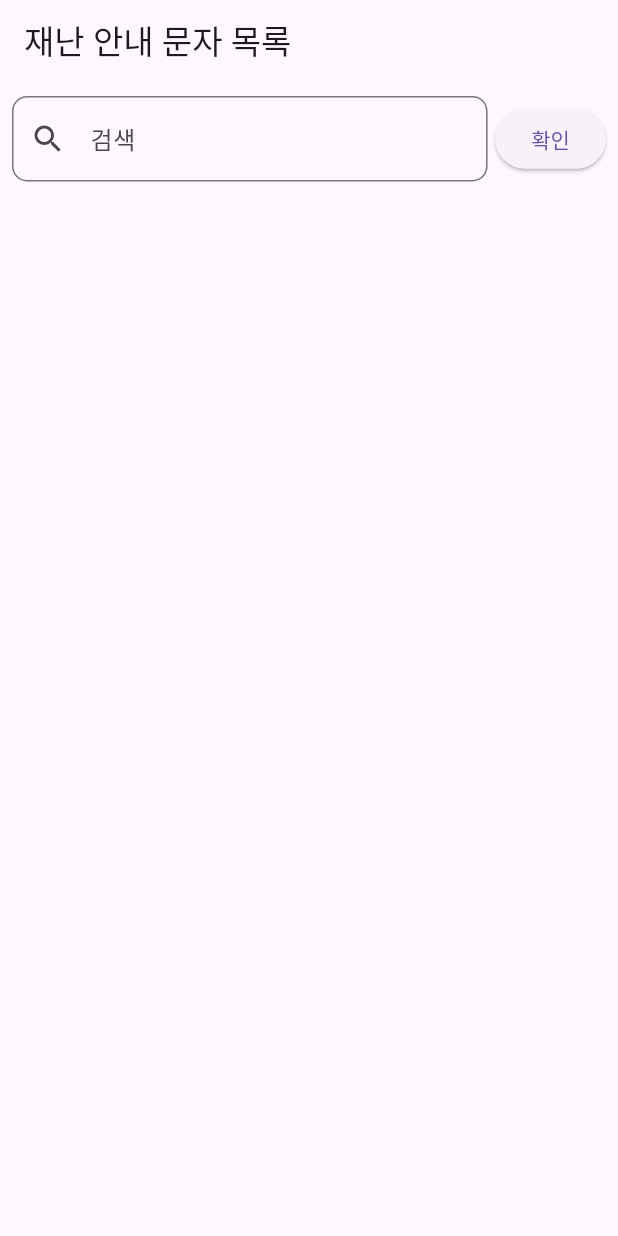
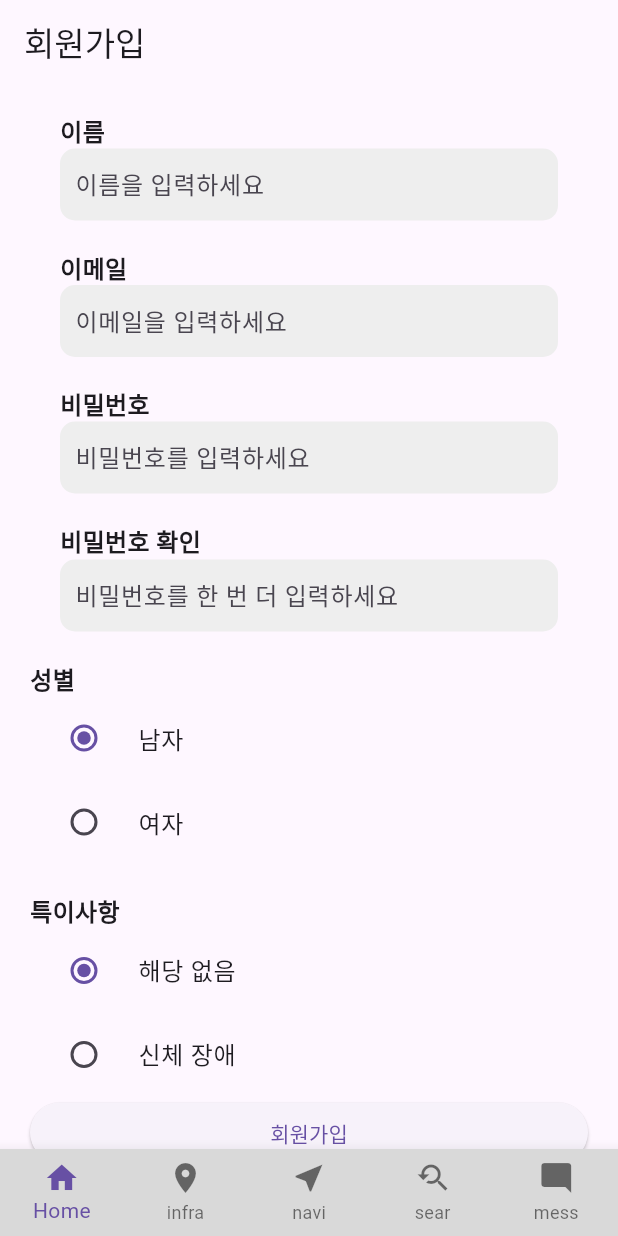
Before and after one commit to 2024-AIML/aiml_mobile_2024, a Flutter app: the screen it shows after launch, on a phone screen of 412 x 824 dp. Run offline on Flutter 3.47's test engine with Material 3 defaults, Android fonts, the phone set to English and light mode, and no system bars.

Commit message:
[style] adjusting CommonScaffold

```diff
--- a/lib/main.dart
+++ b/lib/main.dart
@@ -1,6 +1,7 @@
 import 'package:flutter/material.dart';
-// import '../screens/ShowMessageList.dart'; // 수정된 부분: HomePage 위젯을 불러옴
-import '../screens/ShowCustomSearchMessage.dart';
+import '../widget/CommonScaffold.dart'; // CommonScaffold.dart 파일 import
+import '../screens/JoinMember.dart'; // JoinMember.dart 파일 import
+import '../screens/ShowCustomSearchMessage.dart'; // ShowCustomSearchMessages.dart 파일 import
 
 void main() {
   runApp(MyApp());
@@ -10,11 +11,11 @@ class MyApp extends StatelessWidget {
   @override
   Widget build(BuildContext context) {
     return MaterialApp(
-      title: '얼렁뚱땅',
-      theme: ThemeData(
-        primarySwatch: Colors.blueGrey,
-      ),
-      home: MyHomePage(), // ShowMessageList 에 있는 클래스 - 생성자
+        title: '얼렁뚱땅',
+        theme: ThemeData(
+          primarySwatch: Colors.brown,
+        ),
+        home: JoinMember()//MyHomePage(), // ShowMessageList 에 있는 클래스 - 생성자
     );
   }
 }
--- /dev/null
+++ b/lib/screens/JoinMember.dart
@@ -0,0 +1,107 @@
+import 'package:flutter/cupertino.dart';
+import 'package:flutter/material.dart';
+import '../widget/CommonScaffold.dart';
+
+
+class JoinMember extends StatefulWidget {
+  @override
+  _JoinMemberState createState() => _JoinMemberState();
+}
+
+class _JoinMemberState extends State<JoinMember> {
+  String _selectedGender = '남자';
+  String _selectedSpecial = '해당 없음';
+
+  @override
+  Widget build(BuildContext context) {
+    return CommonScaffold(
+      title: Text('회원가입'),
+      body: SingleChildScrollView(
+        child: Padding(
+          padding: EdgeInsets.all(20.0),
+          child: Column(
+            crossAxisAlignment: CrossAxisAlignment.stretch,
+            children: [
+              fieldTitle('이름'),
+              textFieldHint('이름을 입력하세요'),
+              SizedBox(height: 20.0),
+
+              fieldTitle('이메일'),
+              textFieldHint('이메일을 입력하세요'),
+              SizedBox(height: 20.0),
+
+              fieldTitle('비밀번호'),
+              textFieldHint('비밀번호를 입력하세요', obscureText: true),
+              SizedBox(height: 20.0),
+
+              fieldTitle('비밀번호 확인'),
+              textFieldHint('비밀번호를 한 번 더 입력하세요', obscureText: true),
+              SizedBox(height: 20.0),
+
+              Text('성별', style: sectionTitleStyle()),
+              genderRadioTile('남자'),
+              genderRadioTile('여자'),
+              SizedBox(height: 20.0),
+
+              Text('특이사항', style: sectionTitleStyle()),
+              specialRadioTile('해당 없음'),
+              specialRadioTile('신체 장애'),
+              ElevatedButton(
+                onPressed: () {
+                  // Action on press
+                },
+                child: Text('회원가입'),
+              ),
+            ],
+          ),
+        ),
+      ),
+      //context: context,
+    );
+  }
+
+  Widget fieldTitle(String title) => Padding(
+    padding: EdgeInsets.only(left: 20.0),
+    child: Text(title, style: TextStyle(fontWeight: FontWeight.bold, fontSize: 16.0)),
+  );
+
+  Widget textFieldHint(String hint, {bool obscureText = false}) => Container(
+    margin: EdgeInsets.symmetric(horizontal: 20.0),
+    padding: EdgeInsets.symmetric(horizontal: 10.0),
+    decoration: BoxDecoration(
+      color: Colors.grey[200],
+      borderRadius: BorderRadius.circular(10.0),
+    ),
+    child: TextFormField(
+      obscureText: obscureText,
+      decoration: InputDecoration(
+        hintText: hint,
+        border: InputBorder.none,
+      ),
+    ),
+  );
+
+  TextStyle sectionTitleStyle() => TextStyle(fontWeight: FontWeight.bold, fontSize: 16.0);
+
+  Widget genderRadioTile(String label) => RadioListTile(
+    title: Text(label),
+    value: label,
+    groupValue: _selectedGender,
+    onChanged: (value) {
+      setState(() {
+        _selectedGender = value.toString();
+      });
+    },
+  );
+
+  Widget specialRadioTile(String label) => RadioListTile(
+    title: Text(label),
+    value: label,
+    groupValue: _selectedSpecial,
+    onChanged: (value) {
+      setState(() {
+        _selectedSpecial = value.toString();
+      });
+    },
+  );
+}
--- a/lib/screens/ShowCustomSearchMessage.dart
+++ b/lib/screens/ShowCustomSearchMessage.dart
@@ -1,12 +1,16 @@
+// ShowCustomSearchMessage.dart
+
 import 'package:flutter/material.dart';
-import '../service/HttpServiceForAPI.dart'; // HttpService를 불러옵니다.
+import '../widget/CommonScaffold.dart'; // CommonScaffold를 import
+import '../service/HttpServiceForAPI.dart'; // API 호출을 위한 HttpService import
 
-class MyHomePage extends StatefulWidget {
+class ShowCustomSearchMessage extends StatefulWidget {
+  const ShowCustomSearchMessage({Key? key}) : super(key: key);
   @override
-  _MyHomePageState createState() => _MyHomePageState();
+  _ShowCustomSearchMessageState createState() => _ShowCustomSearchMessageState();
 }
 
-class _MyHomePageState extends State<MyHomePage> {
+class _ShowCustomSearchMessageState extends State<ShowCustomSearchMessage> {
   List<Message> _messages = [];
   List<Message> _filteredMessages = [];
   TextEditingController _searchController = TextEditingController();
@@ -19,32 +23,28 @@ class _MyHomePageState extends State<MyHomePage> {
 
   void _fetchData() async {
     List<Message> messages = await HttpService.fetchData();
-
     setState(() {
       _messages = messages;
-      _filteredMessages = messages; // 처음에는 필터링 되지 않은 모든 메시지
+      _filteredMessages = messages;
     });
   }
 
-  void _filterMessages(String query){
+  void _filterMessages(String query) {
     setState(() {
-      _filteredMessages = _messages
-          .where((message) => message.locationName.toLowerCase().contains(query.toLowerCase()))
-          .toList();
+      _filteredMessages = _messages.where((message) =>
+          message.locationName.toLowerCase().contains(query.toLowerCase())).toList();
     });
   }
 
-  void _search(){
+  void _search() {
     String query = _searchController.text;
     _filterMessages(query);
   }
 
   @override
   Widget build(BuildContext context) {
-    return Scaffold(
-      appBar: AppBar(
-        title: Text('재난 안내 문자 목록'),
-      ),
+    return CommonScaffold(
+      title: Text("재난 안전 문자 목록"),
       body: Column(
         children: [
           Padding(
@@ -59,9 +59,7 @@ class _MyHomePageState extends State<MyHomePage> {
                       hintText: '지역 이름을 입력하세요',
                       prefixIcon: Icon(Icons.search),
                       border: OutlineInputBorder(
-                        borderRadius: BorderRadius.all(
-                          Radius.circular(10.0),
-                        ),
+                        borderRadius: BorderRadius.all(Radius.circular(10.0)),
                       ),
                     ),
                   ),
@@ -87,7 +85,6 @@ class _MyHomePageState extends State<MyHomePage> {
                       style: TextStyle(fontSize: 14.0),
                     ),
                   ),
-                  elevation: 5,
                 );
               },
             ),
--- a/lib/screens/ShowMessageList.dart
+++ /dev/null
@@ -1,46 +0,0 @@
-import 'package:flutter/material.dart';
-import '../service/HttpServiceForAPI.dart'; // HttpService를 불러옵니다.
-
-class MyHomePage extends StatefulWidget {
-  @override
-  _MyHomePageState createState() => _MyHomePageState();
-}
-
-class _MyHomePageState extends State<MyHomePage> {
-  List<String> _messages = [];
-
-  @override
-  void initState() {
-    super.initState();
-    _fetchData();
-  }
-
-  void _fetchData() async {
-    var messages = await HttpService.fetchData();
-    setState(() {
-      _messages = messages;
-    });
-  }
-
-  @override
-  Widget build(BuildContext context) {
-    return Scaffold(
-      appBar: AppBar(
-        title: Text('재난 안내 문자'),
-      ),
-      body: ListView.builder(
-        itemCount: _messages.length,
-        itemBuilder: (context, index) {
-          return Card(
-            margin: EdgeInsets.all(10.0),
-            child: Padding(
-              padding : EdgeInsets.all(15.0),
-              child: Text(_messages[index], style: TextStyle(fontSize: 14.0),),
-            ),
-            elevation: 5,
-          );
-        },
-      ),
-    );
-  }
-}
--- /dev/null
+++ b/lib/screens/infra_info.dart
@@ -0,0 +1,85 @@
+import 'dart:async';
+import 'dart:developer';
+
+import 'package:flutter/material.dart';
+// import 'package:flutter_naver_map/flutter_naver_map.dart';
+
+void main() async {
+//  await _initialize();
+//   WidgetsFlutterBinding.ensureInitialized();
+//   await NaverMapSdk.instance.initialize(clientId: '1dtmwihlto');
+  runApp(const infra_info());
+}
+
+//지도 초기화하기
+// Future<void> _initialize() async {
+//   WidgetsFlutterBinding.ensureInitialized();
+//   await NaverMapSdk.instance.initialize(
+//     clientId: '1dtmwihlto',
+//     onAuthFailed: (e) => log("네이버맵 인증오류 : $e", name: "onAuthFailed")
+//   );
+// }
+
+class infra_info extends StatelessWidget {
+  const infra_info({super.key});
+
+  @override
+  Widget build(BuildContext context) {
+
+//    final Completer<NaverMapController> mapControllerCompleter = Completer();
+
+    return MaterialApp(
+        title: 'infra_info',
+        home: Scaffold(
+          appBar: AppBar(
+            backgroundColor: Color(0xffD9D9D9),
+          ),
+          // body: NaverMap(
+          //    options: const NaverMapViewOptions(
+          //     indoorEnable: true,
+          //     locationButtonEnable: false,
+          //     consumeSymbolTapEvents: false,
+          //    ),
+          //   onMapReady: (controller) async {
+          //     mapControllerCompleter.complete(controller);
+          //     log("onMapReady", name: "onMapReady");
+          //     // print("로딩!");
+          //   },
+          // ),
+          bottomNavigationBar: BottomNavigationBar(
+            type: BottomNavigationBarType.fixed,
+            backgroundColor: Color(0xffD9D9D9),
+            onTap: (int index){
+              switch (index) {
+                case 0:
+                  Navigator.pushNamed(context, '/');
+                  break;
+                case 1:
+                  Navigator.pushNamed(context, '/infra_info');
+                  break;
+                case 2:
+                  Navigator.pushNamed(context, '/navigator');
+                  break;
+                case 3:
+                  Navigator.pushNamed(context, '/search_missing_person');
+                  break;
+                case 4:
+                  Navigator.pushNamed(context, '/message');
+                  break;
+                default:
+              }
+            },
+            items: [
+              BottomNavigationBarItem(icon: Icon(Icons.home), label: 'Home'),
+              BottomNavigationBarItem(icon: Icon(Icons.place), label: 'infra'),
+              BottomNavigationBarItem(icon: Icon(Icons.near_me), label: 'navi'),
+              BottomNavigationBarItem(icon: Icon(Icons.youtube_searched_for), label: 'sear'),
+              BottomNavigationBarItem(icon: Icon(Icons.mode_comment), label: 'mess')
+            ],
+          ),
+        )
+
+    );
+  }
+
+}
--- /dev/null
+++ b/lib/widget/CommonScaffold.dart
@@ -0,0 +1,56 @@
+// CommonScaffold.dart
+
+import 'package:flutter/material.dart';
+
+class CommonScaffold extends StatelessWidget {
+  final Widget body;
+  final Widget title;
+
+  const CommonScaffold({
+    Key? key,
+    required this.body,
+    required this.title,
+  }) : super(key: key); // key를 명시하지 않습니다.
+
+  @override
+  Widget build(BuildContext context) {
+    return Scaffold(
+      appBar: AppBar(
+        title: title,
+      ),
+      body: body,
+      bottomNavigationBar: BottomNavigationBar(
+        type: BottomNavigationBarType.fixed,
+        backgroundColor: Color(0xffD9D9D9),
+        onTap: (int index) {
+          switch (index) {
+            case 0:
+              Navigator.pushNamed(context, '/');
+              break;
+            case 1:
+              Navigator.pushNamed(context, '/infra_info');
+              break;
+            case 2:
+              Navigator.pushNamed(context, '/navigator');
+              break;
+            case 3:
+              Navigator.pushNamed(context, '/search_missing_person');
+              break;
+            case 4:
+              Navigator.pushNamed(context, '/message');
+              break;
+            default:
+              break;
+          }
+        },
+        items: const [
+          BottomNavigationBarItem(icon: Icon(Icons.home), label: 'Home'),
+          BottomNavigationBarItem(icon: Icon(Icons.place), label: 'infra'),
+          BottomNavigationBarItem(icon: Icon(Icons.near_me), label: 'navi'),
+          BottomNavigationBarItem(icon: Icon(Icons.youtube_searched_for), label: 'sear'),
+          BottomNavigationBarItem(icon: Icon(Icons.mode_comment), label: 'mess'),
+        ],
+      ),
+    );
+  }
+}
--- a/pubspec.yaml
+++ b/pubspec.yaml
@@ -31,6 +31,7 @@ dependencies:
   flutter:
     sdk: flutter
   http: ^0.13.3
+  flutter_naver_map: ^1.2.2
 
 
   # The following adds the Cupertino Icons font to your application.
```
Also changed, not shown: pubspec.lock, 2 other files.
